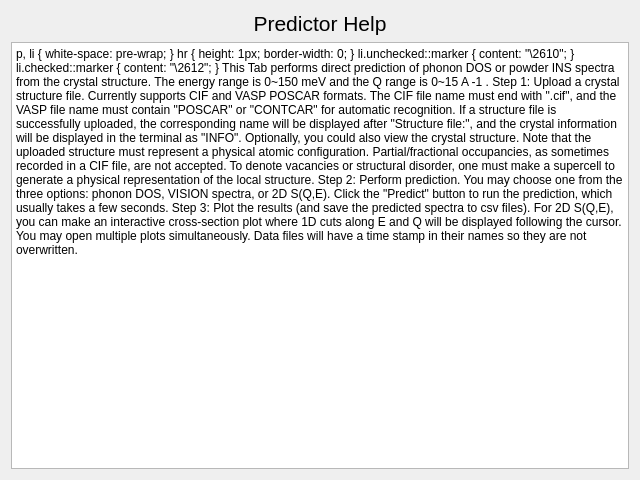
neutrons/inspired, file src/inspired/gui/help_dp.ui: the form before one commit.
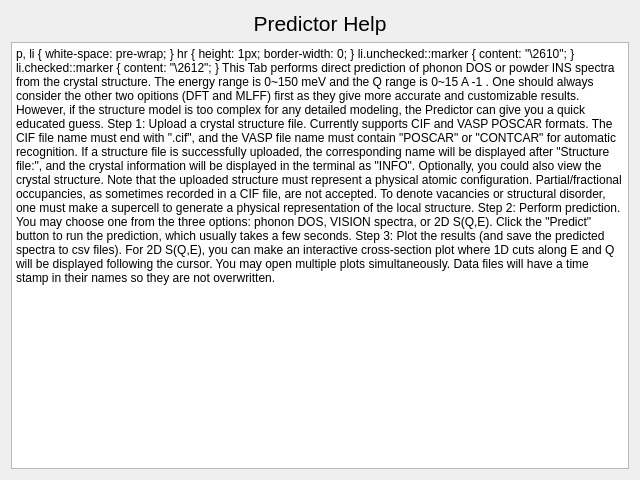
The form after the commit.

Commit message: new dft database and mlff

What changed in the file:
```diff
--- a/src/inspired/gui/help_dp.ui
+++ b/src/inspired/gui/help_dp.ui
@@ -31,7 +31,7 @@
 li.unchecked::marker { content: &quot;\2610&quot;; }
 li.checked::marker { content: &quot;\2612&quot;; }
 &lt;/style&gt;&lt;/head&gt;&lt;body style=&quot; font-family:'Segoe UI'; font-size:9pt; font-weight:400; font-style:normal;&quot;&gt;
-&lt;p style=&quot; margin-top:0px; margin-bottom:0px; margin-left:0px; margin-right:0px; -qt-block-indent:0; text-indent:0px;&quot;&gt;&lt;span style=&quot; font-size:12pt;&quot;&gt;This Tab performs direct prediction of phonon DOS or powder INS spectra from the crystal structure. The energy range is 0~150 meV and the Q range is 0~15 A&lt;/span&gt;&lt;span style=&quot; font-size:12pt; vertical-align:super;&quot;&gt;-1&lt;/span&gt;&lt;span style=&quot; font-size:12pt;&quot;&gt;.&lt;/span&gt;&lt;/p&gt;
+&lt;p style=&quot; margin-top:0px; margin-bottom:0px; margin-left:0px; margin-right:0px; -qt-block-indent:0; text-indent:0px;&quot;&gt;&lt;span style=&quot; font-size:12pt;&quot;&gt;This Tab performs direct prediction of phonon DOS or powder INS spectra from the crystal structure. The energy range is 0~150 meV and the Q range is 0~15 A&lt;/span&gt;&lt;span style=&quot; font-size:12pt; vertical-align:super;&quot;&gt;-1&lt;/span&gt;&lt;span style=&quot; font-size:12pt;&quot;&gt;. One should always consider the other two opitions (DFT and MLFF) first as they give more accurate and customizable results. However, if the structure model is too complex for any detailed modeling, the Predictor can give you a quick educated guess.&lt;/span&gt;&lt;/p&gt;
 &lt;p style=&quot;-qt-paragraph-type:empty; margin-top:0px; margin-bottom:0px; margin-left:0px; margin-right:0px; -qt-block-indent:0; text-indent:0px; font-size:12pt;&quot;&gt;&lt;br /&gt;&lt;/p&gt;
 &lt;p style=&quot; margin-top:0px; margin-bottom:0px; margin-left:0px; margin-right:0px; -qt-block-indent:0; text-indent:0px;&quot;&gt;&lt;span style=&quot; font-size:12pt;&quot;&gt;Step 1: Upload a crystal structure file. Currently supports CIF and VASP POSCAR formats. The CIF file name must end with &amp;quot;.cif&amp;quot;, and the VASP file name must contain &amp;quot;POSCAR&amp;quot; or &amp;quot;CONTCAR&amp;quot; for automatic recognition. If a structure file is successfully uploaded, the corresponding name will be displayed after &amp;quot;Structure file:&amp;quot;, and the crystal information will be displayed in the terminal as &amp;quot;INFO&amp;quot;. Optionally, you could also view the crystal structure. Note that the uploaded structure must represent a physical atomic configuration. Partial/fractional occupancies, as sometimes recorded in a CIF file, are not accepted. To denote vacancies or structural disorder, one must make a supercell to generate a physical representation of the local structure.&lt;/span&gt;&lt;/p&gt;
 &lt;p style=&quot;-qt-paragraph-type:empty; margin-top:0px; margin-bottom:0px; margin-left:0px; margin-right:0px; -qt-block-indent:0; text-indent:0px; font-size:12pt;&quot;&gt;&lt;br /&gt;&lt;/p&gt;
```
The commit also changes 30 other files.
